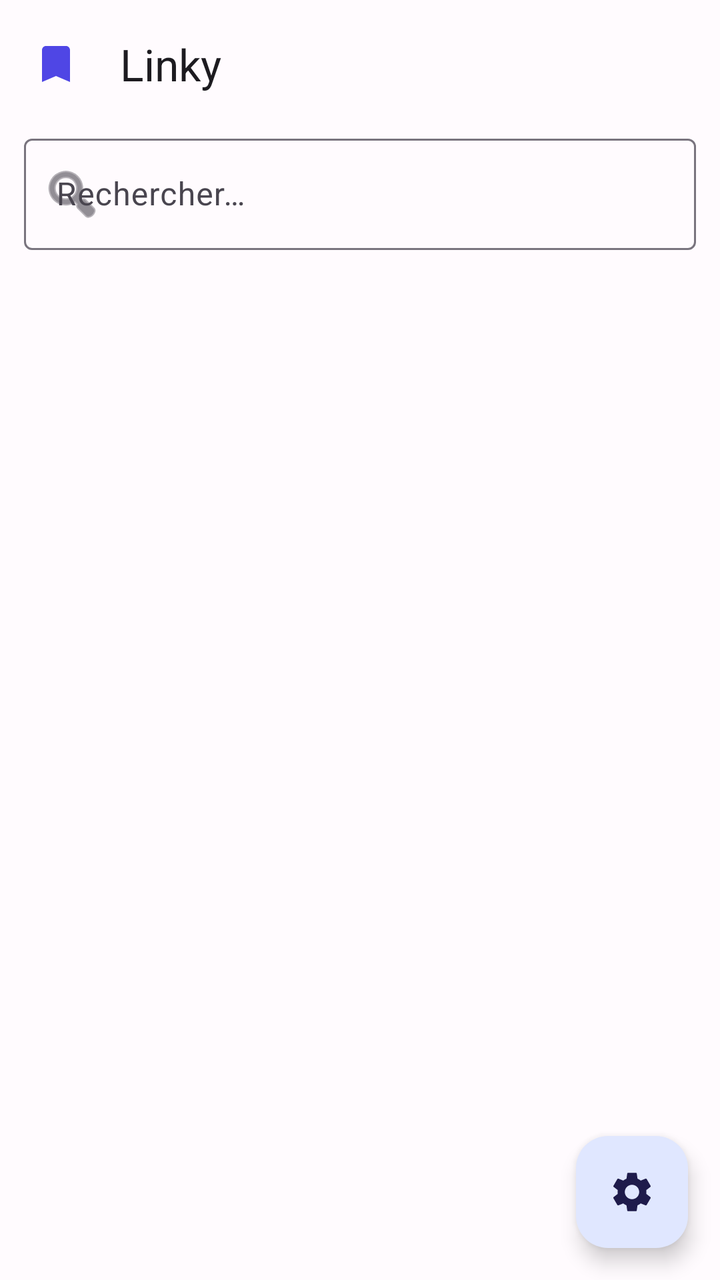
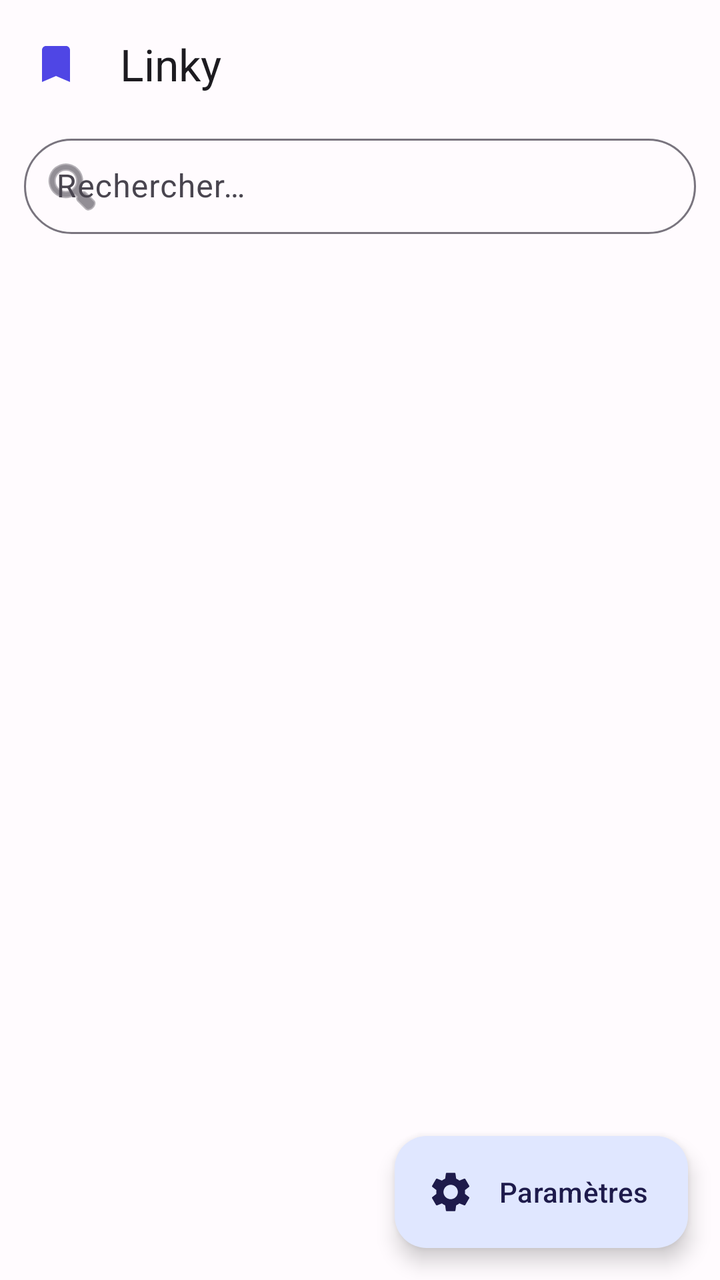

Before-and-after screenshots of an Android layout around one commit, followed by the original layout XML and the change that was made.
<!-- AndroidManifest.xml: application theme Theme.Linky -->
<!-- res/layout/activity_links.xml -->
<?xml version="1.0" encoding="utf-8"?>
<androidx.coordinatorlayout.widget.CoordinatorLayout
    xmlns:android="http://schemas.android.com/apk/res/android"
    xmlns:app="http://schemas.android.com/apk/res-auto"
    android:layout_width="match_parent"
    android:layout_height="match_parent"
    android:background="?android:attr/colorBackground">

    <com.google.android.material.appbar.AppBarLayout
        android:layout_width="match_parent"
        android:layout_height="wrap_content"
        android:fitsSystemWindows="true">

        <com.google.android.material.appbar.MaterialToolbar
            android:id="@+id/toolbar"
            android:layout_width="match_parent"
            android:layout_height="?attr/actionBarSize"
            app:navigationIcon="@drawable/ic_bookmark"
            app:navigationIconTint="?attr/colorPrimary"
            app:title="@string/app_name" />

        <com.google.android.material.textfield.TextInputLayout
            android:layout_width="match_parent"
            android:layout_height="wrap_content"
            style="@style/Widget.Material3.TextInputLayout.OutlinedBox"
            android:layout_marginStart="12dp"
            android:layout_marginEnd="12dp"
            android:layout_marginBottom="8dp"
            app:startIconDrawable="@android:drawable/ic_menu_search">

            <com.google.android.material.textfield.TextInputEditText
                android:id="@+id/etSearch"
                android:layout_width="match_parent"
                android:layout_height="wrap_content"
                android:hint="@string/hint_search"
                android:inputType="text"
                android:imeOptions="actionSearch"
                android:maxLines="1" />

        </com.google.android.material.textfield.TextInputLayout>

    </com.google.android.material.appbar.AppBarLayout>

    <androidx.recyclerview.widget.RecyclerView
        android:id="@+id/recyclerView"
        android:layout_width="match_parent"
        android:layout_height="match_parent"
        app:layout_behavior="@string/appbar_scrolling_view_behavior"
        android:clipToPadding="false"
        android:paddingBottom="80dp" />

    <TextView
        android:id="@+id/tvEmpty"
        android:layout_width="wrap_content"
        android:layout_height="wrap_content"
        android:layout_gravity="center"
        android:text="@string/empty_links"
        android:textAppearance="?attr/textAppearanceBodyLarge"
        android:textColor="?attr/colorOnSurfaceVariant"
        android:visibility="gone" />

    <com.google.android.material.progressindicator.LinearProgressIndicator
        android:id="@+id/progress"
        android:layout_width="match_parent"
        android:layout_height="wrap_content"
        app:layout_behavior="@string/appbar_scrolling_view_behavior"
        android:visibility="gone"
        app:trackCornerRadius="0dp" />

    <com.google.android.material.floatingactionbutton.FloatingActionButton
        android:id="@+id/fab"
        android:layout_width="wrap_content"
        android:layout_height="wrap_content"
        android:layout_gravity="bottom|end"
        android:layout_margin="16dp"
        android:contentDescription="@string/settings_title"
        app:srcCompat="@drawable/ic_settings" />

</androidx.coordinatorlayout.widget.CoordinatorLayout>
<!-- resources referenced by this layout -->
<resources>
  <!-- drawable ic_bookmark (drawable) -->
  <?xml version="1.0" encoding="utf-8"?>
  <vector xmlns:android="http://schemas.android.com/apk/res/android"
      android:width="24dp"
      android:height="24dp"
      android:viewportWidth="24"
      android:viewportHeight="24">
      <path
          android:fillColor="#000000"
          android:pathData="M17,3H7C5.9,3 5,3.9 5,5v16l7,-3 7,3V5C19,3.9 18.1,3 17,3z"/>
  </vector>
  <!-- drawable ic_settings (drawable) -->
  <?xml version="1.0" encoding="utf-8"?>
  <vector xmlns:android="http://schemas.android.com/apk/res/android"
      android:width="24dp"
      android:height="24dp"
      android:viewportWidth="24"
      android:viewportHeight="24">
      <path
          android:fillColor="#000000"
          android:pathData="M19.14,12.94c0.04,-0.3 0.06,-0.61 0.06,-0.94c0,-0.32 -0.02,-0.64 -0.07,-0.94l2.03,-1.58c0.18,-0.14 0.23,-0.41 0.12,-0.61l-1.92,-3.32c-0.12,-0.22 -0.37,-0.29 -0.59,-0.22l-2.39,0.96c-0.5,-0.38 -1.03,-0.7 -1.62,-0.94L14.4,2.81c-0.04,-0.24 -0.24,-0.41 -0.48,-0.41h-3.84c-0.24,0 -0.43,0.17 -0.47,0.41L9.25,5.35C8.66,5.59 8.12,5.92 7.63,6.29L5.24,5.33c-0.22,-0.08 -0.47,0 -0.59,0.22L2.74,8.87C2.62,9.08 2.66,9.34 2.86,9.48l2.03,1.58C4.84,11.36 4.8,11.69 4.8,12s0.02,0.64 0.07,0.94l-2.03,1.58c-0.18,0.14 -0.23,0.41 -0.12,0.61l1.92,3.32c0.12,0.22 0.37,0.29 0.59,0.22l2.39,-0.96c0.5,0.38 1.03,0.7 1.62,0.94l0.36,2.54c0.05,0.24 0.24,0.41 0.48,0.41h3.84c0.24,0 0.44,-0.17 0.47,-0.41l0.36,-2.54c0.59,-0.24 1.13,-0.56 1.62,-0.94l2.39,0.96c0.22,0.08 0.47,0 0.59,-0.22l1.92,-3.32c0.12,-0.22 0.07,-0.47 -0.12,-0.61L19.14,12.94zM12,15.6c-1.98,0 -3.6,-1.62 -3.6,-3.6s1.62,-3.6 3.6,-3.6s3.6,1.62 3.6,3.6S13.98,15.6 12,15.6z"/>
  </vector>
  <string name="app_name">Linky</string>
  <string name="empty_links">Aucun lien trouvé</string>
  <string name="hint_search">Rechercher…</string>
  <string name="settings_title">Paramètres</string>
  <style name="Theme.Linky" parent="Theme.Material3.Light.NoActionBar">
          <item name="colorPrimary">@color/primary</item>
          <item name="colorOnPrimary">@color/on_primary</item>
          <item name="colorPrimaryContainer">@color/primary_container</item>
          <item name="colorOnPrimaryContainer">@color/on_primary_container</item>
          <item name="colorSurface">@color/surface</item>
          <item name="colorOnSurface">@color/on_surface</item>
          <item name="android:colorBackground">@color/background</item>
      </style>
  <color name="primary">#4F46E5</color>
  <color name="on_primary">#FFFFFF</color>
  <color name="primary_container">#E0E7FF</color>
  <color name="on_primary_container">#1E1B4B</color>
  <color name="surface">#FFFBFE</color>
  <color name="on_surface">#1C1B1F</color>
  <color name="background">#FFFBFE</color>
</resources>

<!-- the commit's change to res/layout/activity_links.xml (unified diff, before → after) -->
@@ -4,12 +4,13 @@
     xmlns:app="http://schemas.android.com/apk/res-auto"
     android:layout_width="match_parent"
     android:layout_height="match_parent"
-    android:background="?android:attr/colorBackground">
+    android:background="?attr/colorSurface">
 
     <com.google.android.material.appbar.AppBarLayout
         android:layout_width="match_parent"
         android:layout_height="wrap_content"
-        android:fitsSystemWindows="true">
+        android:fitsSystemWindows="true"
+        app:liftOnScroll="true">
 
         <com.google.android.material.appbar.MaterialToolbar
             android:id="@+id/toolbar"
@@ -17,27 +18,43 @@
             android:layout_height="?attr/actionBarSize"
             app:navigationIcon="@drawable/ic_bookmark"
             app:navigationIconTint="?attr/colorPrimary"
-            app:title="@string/app_name" />
+            app:title="@string/app_name"
+            app:titleTextAppearance="?attr/textAppearanceTitleLarge" />
 
-        <com.google.android.material.textfield.TextInputLayout
+        
+        <LinearLayout
             android:layout_width="match_parent"
             android:layout_height="wrap_content"
-            style="@style/Widget.Material3.TextInputLayout.OutlinedBox"
-            android:layout_marginStart="12dp"
-            android:layout_marginEnd="12dp"
-            android:layout_marginBottom="8dp"
-            app:startIconDrawable="@android:drawable/ic_menu_search">
+            android:orientation="horizontal"
+            android:gravity="center_vertical"
+            android:paddingStart="12dp"
+            android:paddingEnd="12dp"
+            android:paddingBottom="8dp">
 
-            <com.google.android.material.textfield.TextInputEditText
-                android:id="@+id/etSearch"
-                android:layout_width="match_parent"
+            <com.google.android.material.textfield.TextInputLayout
+                android:layout_width="0dp"
                 android:layout_height="wrap_content"
-                android:hint="@string/hint_search"
-                android:inputType="text"
-                android:imeOptions="actionSearch"
-                android:maxLines="1" />
+                android:layout_weight="1"
+                style="@style/Widget.Material3.TextInputLayout.OutlinedBox.Dense"
+                app:startIconDrawable="@android:drawable/ic_menu_search"
+                app:boxCornerRadiusTopStart="24dp"
+                app:boxCornerRadiusTopEnd="24dp"
+                app:boxCornerRadiusBottomStart="24dp"
+                app:boxCornerRadiusBottomEnd="24dp">
 
-        </com.google.android.material.textfield.TextInputLayout>
+                <com.google.android.material.textfield.TextInputEditText
+                    android:id="@+id/etSearch"
+                    android:layout_width="match_parent"
+                    android:layout_height="wrap_content"
+                    android:hint="@string/hint_search"
+                    android:inputType="text"
+                    android:imeOptions="actionSearch"
+                    android:maxLines="1"
+                    android:background="@null" />
+
+            </com.google.android.material.textfield.TextInputLayout>
+
+        </LinearLayout>
 
     </com.google.android.material.appbar.AppBarLayout>
 
@@ -47,7 +64,7 @@
         android:layout_height="match_parent"
         app:layout_behavior="@string/appbar_scrolling_view_behavior"
         android:clipToPadding="false"
-        android:paddingBottom="80dp" />
+        android:paddingBottom="72dp" />
 
     <TextView
         android:id="@+id/tvEmpty"
@@ -67,13 +84,13 @@
         android:visibility="gone"
         app:trackCornerRadius="0dp" />
 
-    <com.google.android.material.floatingactionbutton.FloatingActionButton
+    <com.google.android.material.floatingactionbutton.ExtendedFloatingActionButton
         android:id="@+id/fab"
         android:layout_width="wrap_content"
         android:layout_height="wrap_content"
         android:layout_gravity="bottom|end"
         android:layout_margin="16dp"
-        android:contentDescription="@string/settings_title"
-        app:srcCompat="@drawable/ic_settings" />
+        android:text="@string/settings_title"
+        app:icon="@drawable/ic_settings" />
 
 </androidx.coordinatorlayout.widget.CoordinatorLayout>
